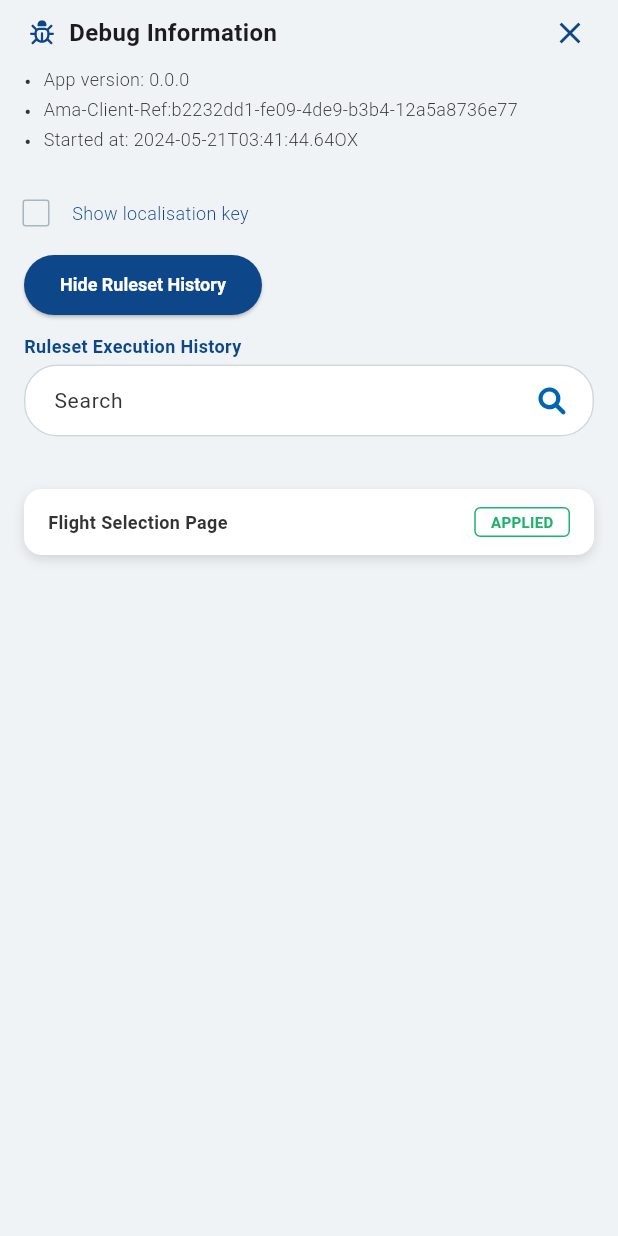
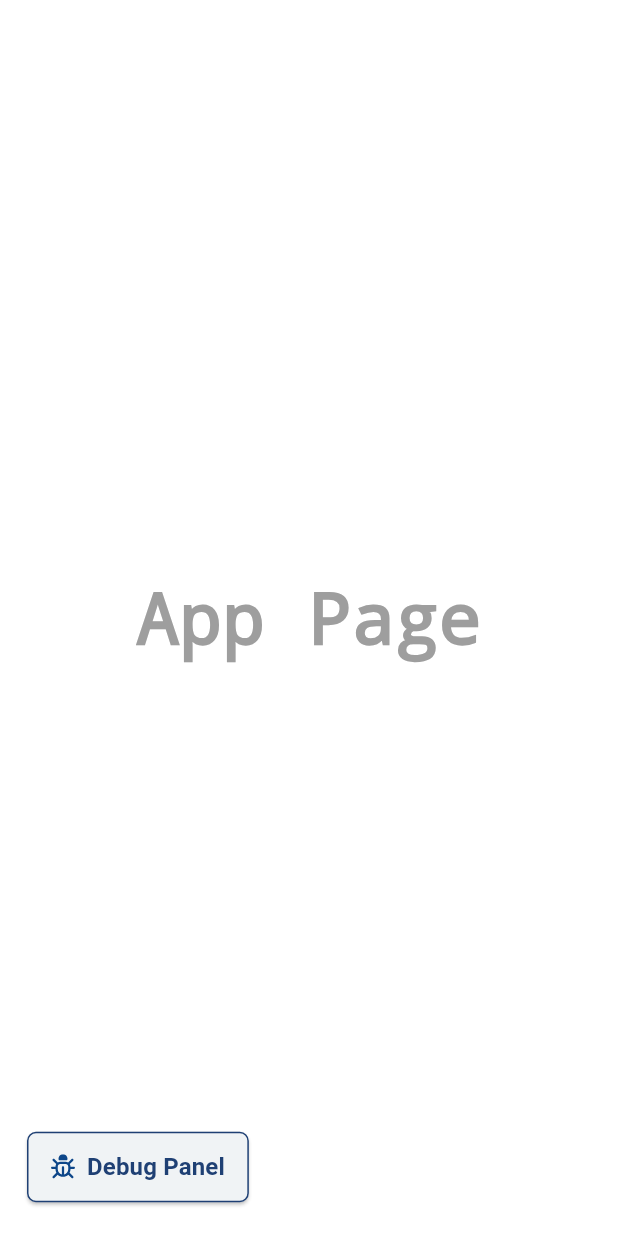
Before and after one commit to Andi-TW/debug-panel-sample, a Flutter app: the screen it shows after launch, on a phone screen of 412 x 824 dp. Run offline on Flutter 3.47's test engine with Material 3 defaults, Android fonts, the phone set to English and light mode, and no system bars; our stand-ins replace flutter_svg, get.

Commit message:
feat: add floating button and bottom sheet page

```diff
--- /dev/null
+++ b/lib/common_debug_panel_ctrl.dart
@@ -0,0 +1,5 @@
+import 'package:get/get.dart';
+
+class CommonDebugPanelCtrl extends GetxController {
+
+}
--- /dev/null
+++ b/lib/common_debug_panel_widget.dart
@@ -0,0 +1,131 @@
+import 'dart:convert';
+
+import 'package:debug_panel_sample/debug_panel_modal_ctrl.dart';
+import 'package:debug_panel_sample/debug_panel_models.dart';
+import 'package:debug_panel_sample/helpers/bottom_sheets.dart';
+import 'package:debug_panel_sample/main.dart';
+import 'package:debug_panel_sample/scrollable_debug_panel_view.dart';
+import 'package:flutter/material.dart';
+import 'package:flutter_svg/svg.dart';
+import 'package:get/get.dart';
+
+class CommonDebugPanelWidget extends StatefulWidget {
+  final Widget child;
+
+  const CommonDebugPanelWidget({
+    super.key,
+    required this.child,
+  });
+
+  @override
+  State<CommonDebugPanelWidget> createState() => _CommonDebugPanelWidgetState();
+}
+
+class _CommonDebugPanelWidgetState extends State<CommonDebugPanelWidget> {
+  @override
+  Widget build(BuildContext context) {
+    return SafeArea(
+      child: Stack(
+        children: [
+          widget.child,
+          Positioned(
+            bottom: 22.0,
+            left: 18.0,
+            child: _DebugPanelButton(
+              onPressed: () async {
+                await _showContributionPicker();
+              },
+              image: SvgPicture.asset(
+                'assets/bug.svg',
+                fit: BoxFit.scaleDown,
+              ),
+              text: 'Debug Panel',
+            ),
+          )
+        ],
+      ),
+    );
+  }
+
+  _showContributionPicker() async {
+    Get.bottomSheet(
+      GetBuilder<DebugPanelModalCtrl>(
+        init: DebugPanelModalCtrl(),
+        builder: (controller) {
+          return StyledBottomSheet(
+            sheetPadding: controller.isExpanded.value ? const EdgeInsets.only(top: 20) : EdgeInsets.zero,
+            backgroundColor: const Color(0xFFF0F3F5),
+            isExpanded: false,
+            maxHeight: controller.isExpanded.value ? null : controller.minHeight,
+            content: MainPage(
+              response: DebugPanelResponse.fromJson(jsonDecode(dataJson)),
+              onTapRulesButton: () {
+                controller.switchExpanded();
+              },
+              onTapCloseButton: () {
+                Get.back();
+              },
+            ),
+          );
+        },
+      ),
+      shape: const RoundedRectangleBorder(
+        borderRadius: BorderRadius.only(
+          topLeft: Radius.circular(20),
+          topRight: Radius.circular(20),
+        ),
+      ),
+      backgroundColor: Colors.blue,
+      isScrollControlled: true,
+    );
+  }
+}
+
+class _DebugPanelButton extends StatelessWidget {
+  final VoidCallback onPressed;
+  final Widget image;
+  final String text;
+
+  const _DebugPanelButton({
+    required this.onPressed,
+    required this.image,
+    required this.text,
+  });
+
+  @override
+  Widget build(BuildContext context) {
+    return ElevatedButton(
+      onPressed: onPressed,
+      style: ElevatedButton.styleFrom(
+        backgroundColor: const Color(0xFFF0F3F5),
+        foregroundColor: Colors.black,
+        side: const BorderSide(
+          color: Color(0xFF1F4074),
+          width: 1,
+        ),
+        shape: RoundedRectangleBorder(
+          borderRadius: BorderRadius.circular(6.0),
+        ),
+        padding: const EdgeInsets.symmetric(
+          horizontal: 16,
+          vertical: 12,
+        ),
+      ),
+      child: Row(
+        mainAxisSize: MainAxisSize.min,
+        children: [
+          image,
+          const SizedBox(width: 8),
+          Text(
+            text,
+            style: const TextStyle(
+              fontWeight: FontWeight.w600,
+              fontSize: 16.0,
+              color: Color(0xFF1F4074),
+            ),
+          ),
+        ],
+      ),
+    );
+  }
+}
--- /dev/null
+++ b/lib/debug_panel_modal_ctrl.dart
@@ -0,0 +1,11 @@
+import 'package:get/get.dart';
+
+class DebugPanelModalCtrl extends GetxController {
+  RxBool isExpanded = false.obs;
+  double minHeight = 250.0;
+
+  void switchExpanded() {
+    isExpanded.value = !isExpanded.value;
+    update();
+  }
+}
--- a/lib/debug_panel_models.dart
+++ b/lib/debug_panel_models.dart
@@ -411,15 +411,15 @@ class AdminRules {
   }
 }
 
-class Response {
+class DebugPanelResponse {
   Debug? debug;
 
-  Response({
+  DebugPanelResponse({
     this.debug,
   });
 
-  factory Response.fromJson(Map<String, dynamic> json) {
-    return Response(
+  factory DebugPanelResponse.fromJson(Map<String, dynamic> json) {
+    return DebugPanelResponse(
       debug: json['debug'] != null ? Debug.fromJson(json['debug']) : null,
     );
   }
--- a/lib/debug_panel_view.dart
+++ b/lib/debug_panel_view.dart
@@ -2,7 +2,7 @@ import 'package:debug_panel_sample/debug_panel_models.dart';
 import 'package:flutter/material.dart';
 
 class DebugPanelView extends StatelessWidget {
-  final Response response;
+  final DebugPanelResponse response;
 
   const DebugPanelView({
     super.key,
--- /dev/null
+++ b/lib/helpers/bottom_sheets.dart
@@ -0,0 +1,51 @@
+import 'package:flutter/material.dart';
+
+class StyledBottomSheet extends Container {
+  final Color? backgroundColor;
+  final Widget? sheetHandleIcon;
+  final EdgeInsetsGeometry? sheetPadding;
+  final double? maxHeight;
+  final Widget? content;
+  final bool isExpanded;
+
+  StyledBottomSheet(
+      {this.maxHeight,
+      required this.backgroundColor,
+      this.sheetHandleIcon,
+      this.sheetPadding,
+      this.content,
+      this.isExpanded = true,
+      super.key})
+      : super(
+            decoration: BoxDecoration(
+              color: backgroundColor,
+              borderRadius: const BorderRadius.only(
+                  topLeft: Radius.circular(20), topRight: Radius.circular(20)),
+            ),
+            child: Column(
+              mainAxisSize: MainAxisSize.min,
+              children: [
+                SizedBox(
+                  height: 22,
+                  child: Center(child: sheetHandleIcon ?? Container()),
+                ),
+                maxHeight != null
+                    ? Padding(
+                        padding: sheetPadding ??
+                            const EdgeInsets.only(
+                                left: 20, right: 20, top: 10, bottom: 0),
+                        child: ConstrainedBox(
+                            constraints: BoxConstraints(maxHeight: maxHeight),
+                            child: content ?? Container()))
+                    : Flexible(
+                        fit: isExpanded ? FlexFit.tight : FlexFit.loose,
+                        child: Padding(
+                          padding: sheetPadding ??
+                              const EdgeInsets.only(
+                                  left: 20, right: 20, top: 10, bottom: 0),
+                          child: content ?? Container(),
+                        ),
+                      )
+              ],
+            ));
+}
--- a/lib/main.dart
+++ b/lib/main.dart
@@ -1,9 +1,11 @@
 import 'dart:convert';
 
+import 'package:debug_panel_sample/common_debug_panel_widget.dart';
 import 'package:debug_panel_sample/debug_panel_models.dart';
 import 'package:debug_panel_sample/debug_panel_view.dart';
 import 'package:debug_panel_sample/scrollable_debug_panel_view.dart';
 import 'package:flutter/material.dart';
+import 'package:get/get_navigation/src/root/get_material_app.dart';
 
 void main() {
   runApp(const MyApp());
@@ -15,15 +17,26 @@ class MyApp extends StatelessWidget {
   // This widget is the root of your application.
   @override
   Widget build(BuildContext context) {
-    return MaterialApp(
+    return GetMaterialApp(
       title: 'Flutter Demo',
       theme: ThemeData(
         colorScheme: ColorScheme.fromSeed(seedColor: Colors.deepPurple),
         useMaterial3: true,
       ),
       // home: const DebugPanelPage(),
-      home: MainPage(
-        response: Response.fromJson(jsonDecode(dataJson)),
+      home: CommonDebugPanelWidget(
+        child: Container(
+          color: Colors.white,
+          child: const Center(
+            child: Text(
+              'App Page',
+              style: TextStyle(
+                color: Colors.grey,
+                decoration: TextDecoration.none,
+              ),
+            ),
+          ),
+        ),
       ),
     );
   }
@@ -42,7 +55,7 @@ class DebugPanelPage extends StatelessWidget {
         ),
       ),
       body: DebugPanelView(
-        response: Response.fromJson(jsonDecode(dataJson)),
+        response: DebugPanelResponse.fromJson(jsonDecode(dataJson)),
       ), // This trailing comma makes auto-formatting nicer for build methods.
     );
   }
--- a/lib/scrollable_debug_panel_view.dart
+++ b/lib/scrollable_debug_panel_view.dart
@@ -4,11 +4,15 @@ import 'package:flutter/material.dart';
 import 'package:flutter_svg/flutter_svg.dart';
 
 class MainPage extends StatelessWidget {
-  final Response response;
+  final DebugPanelResponse response;
+  final VoidCallback onTapRulesButton;
+  final VoidCallback onTapCloseButton;
 
   const MainPage({
     super.key,
     required this.response,
+    required this.onTapRulesButton,
+    required this.onTapCloseButton,
   });
 
   @override
@@ -40,13 +44,11 @@ class MainPage extends StatelessWidget {
                         ),
                       ),
                       InkWell(
+                        onTap: onTapCloseButton,
                         child: const Icon(
                           Icons.close,
                           color: Color(0xFF0D4689),
                         ),
-                        onTap: () {
-
-                        },
                       ),
                     ],
                   ),
@@ -56,23 +58,15 @@ class MainPage extends StatelessWidget {
                 bgColor: const Color(0xFFF0F3F5),
               ),
             ),
-            SliverPersistentHeader(
-              pinned: false,
-              delegate: StickyHeaderDelegate(
-                bgColor: Colors.transparent,
-                minHeight: 0,
-                maxHeight: 74,
-                child: const Padding(
+            const SliverToBoxAdapter(
+              child: Padding(
                 padding: EdgeInsets.symmetric(horizontal: 16.0),
-                  child: SingleChildScrollView(
                 child: DebugInformationDetailsView(
                   details: [
                     'App version: 0.0.0',
                     'Ama-Client-Ref:b2232dd1-fe09-4de9-b3b4-12a5a8736e77',
                     'Started at: 2024-05-21T03:41:44.64OX',
                   ],
-                    ),
-                  ),
                 ),
               ),
             ),
@@ -98,7 +92,7 @@ class MainPage extends StatelessWidget {
                             },
                           ),
                         ),
-                        onPressed: () {},
+                        onPressed: onTapRulesButton,
                         child: const Text('Hide Ruleset History'),
                       ),
                     ),
--- a/pubspec.yaml
+++ b/pubspec.yaml
@@ -31,6 +31,7 @@ dependencies:
   flutter:
     sdk: flutter
   flutter_svg: ^2.0.17
+  get: ^4.7.2
 
 
   # The following adds the Cupertino Icons font to your application.
```
Also changed, not shown: pubspec.lock. Lines whose indentation alone changed are shown as unchanged.
